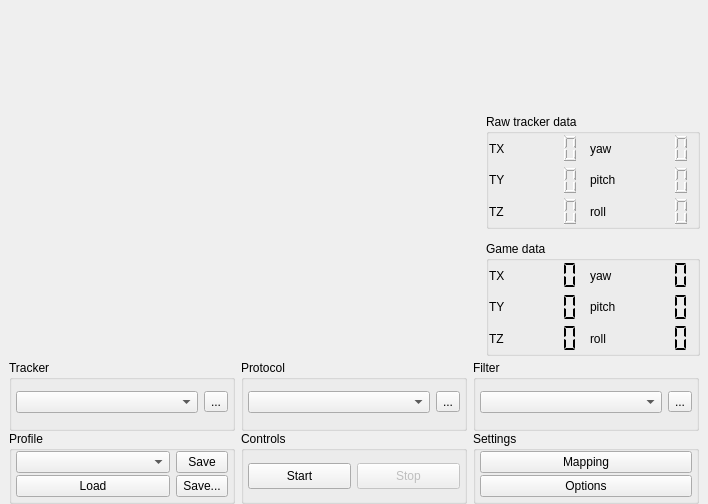
Old version of the form facetracknoir/main.ui in the repository opentrack/opentrack.
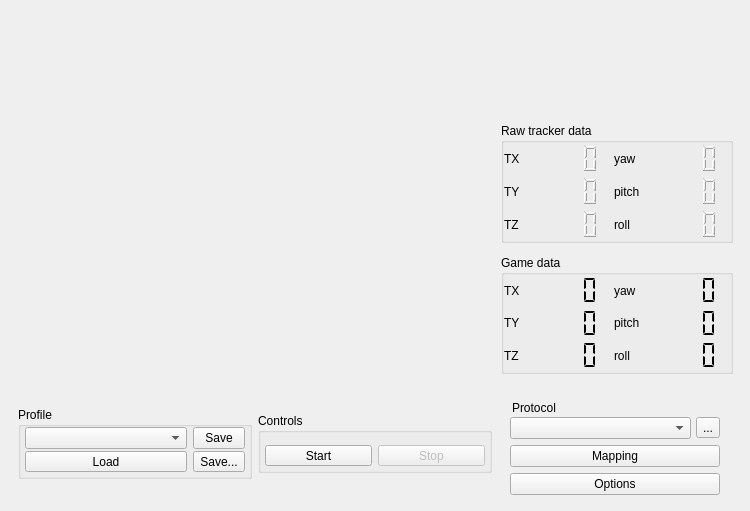
New version of the form. Icons and pictures are not drawn. Custom widgets are drawn as their Qt base class.

```diff
--- a/facetracknoir/main.ui
+++ b/facetracknoir/main.ui
@@ -7,8 +7,8 @@
    <rect>
     <x>0</x>
     <y>0</y>
-    <width>708</width>
-    <height>504</height>
+    <width>750</width>
+    <height>511</height>
    </rect>
   </property>
   <property name="windowIcon">
@@ -53,94 +53,7 @@
       <property name="lineWidth">
        <number>0</number>
       </property>
-      <layout class="QFormLayout" name="formLayout">
-       <property name="horizontalSpacing">
-        <number>0</number>
-       </property>
-       <property name="verticalSpacing">
-        <number>0</number>
-       </property>
-       <property name="leftMargin">
-        <number>0</number>
-       </property>
-       <property name="topMargin">
-        <number>0</number>
-       </property>
-       <property name="rightMargin">
-        <number>0</number>
-       </property>
-       <property name="bottomMargin">
-        <number>0</number>
-       </property>
-       <item row="0" column="0">
-        <widget class="QFrame" name="video_feed">
-         <property name="sizePolicy">
-          <sizepolicy hsizetype="Fixed" vsizetype="Fixed">
-           <horstretch>0</horstretch>
-           <verstretch>0</verstretch>
-          </sizepolicy>
-         </property>
-         <property name="minimumSize">
-          <size>
-           <width>480</width>
-           <height>360</height>
-          </size>
-         </property>
-         <property name="maximumSize">
-          <size>
-           <width>480</width>
-           <height>360</height>
-          </size>
-         </property>
-         <widget class="QFrame" name="video_frame">
-          <property name="geometry">
-           <rect>
-            <x>0</x>
-            <y>0</y>
-            <width>480</width>
-            <height>360</height>
-           </rect>
-          </property>
-          <property name="sizePolicy">
-           <sizepolicy hsizetype="MinimumExpanding" vsizetype="Preferred">
-            <horstretch>0</horstretch>
-            <verstretch>0</verstretch>
-           </sizepolicy>
-          </property>
-          <widget class="QLabel" name="video_frame_label">
-           <property name="geometry">
-            <rect>
-             <x>0</x>
-             <y>0</y>
-             <width>480</width>
-             <height>360</height>
-            </rect>
-           </property>
-           <property name="sizePolicy">
-            <sizepolicy hsizetype="Fixed" vsizetype="Fixed">
-             <horstretch>0</horstretch>
-             <verstretch>0</verstretch>
-            </sizepolicy>
-           </property>
-           <property name="minimumSize">
-            <size>
-             <width>480</width>
-             <height>360</height>
-            </size>
-           </property>
-           <property name="maximumSize">
-            <size>
-             <width>480</width>
-             <height>360</height>
-            </size>
-           </property>
-           <property name="text">
-            <string/>
-           </property>
-          </widget>
-         </widget>
-        </widget>
-       </item>
+      <layout class="QGridLayout" name="gridLayout">
        <item row="0" column="1">
         <widget class="QFrame" name="top_display">
          <property name="frameShape">
@@ -802,8 +715,83 @@
          </layout>
         </widget>
        </item>
+       <item row="0" column="0">
+        <widget class="QFrame" name="video_feed">
+         <property name="sizePolicy">
+          <sizepolicy hsizetype="Fixed" vsizetype="Fixed">
+           <horstretch>0</horstretch>
+           <verstretch>0</verstretch>
+          </sizepolicy>
+         </property>
+         <property name="minimumSize">
+          <size>
+           <width>480</width>
+           <height>360</height>
+          </size>
+         </property>
+         <property name="maximumSize">
+          <size>
+           <width>480</width>
+           <height>360</height>
+          </size>
+         </property>
+         <widget class="QFrame" name="video_frame">
+          <property name="geometry">
+           <rect>
+            <x>0</x>
+            <y>0</y>
+            <width>480</width>
+            <height>360</height>
+           </rect>
+          </property>
+          <property name="sizePolicy">
+           <sizepolicy hsizetype="MinimumExpanding" vsizetype="Preferred">
+            <horstretch>0</horstretch>
+            <verstretch>0</verstretch>
+           </sizepolicy>
+          </property>
+          <widget class="QLabel" name="video_frame_label">
+           <property name="geometry">
+            <rect>
+             <x>0</x>
+             <y>0</y>
+             <width>480</width>
+             <height>360</height>
+            </rect>
+           </property>
+           <property name="sizePolicy">
+            <sizepolicy hsizetype="Fixed" vsizetype="Fixed">
+             <horstretch>0</horstretch>
+             <verstretch>0</verstretch>
+            </sizepolicy>
+           </property>
+           <property name="minimumSize">
+            <size>
+             <width>480</width>
+             <height>360</height>
+            </size>
+           </property>
+           <property name="maximumSize">
+            <size>
+             <width>480</width>
+             <height>360</height>
+            </size>
+           </property>
+           <property name="text">
+            <string/>
+           </property>
+          </widget>
+         </widget>
+        </widget>
+       </item>
        <item row="1" column="0" colspan="2">
-        <widget class="QFrame" name="bottom_controls">
+        <widget class="QFrame" name="frame_2">
+         <property name="frameShape">
+          <enum>QFrame::NoFrame</enum>
+         </property>
+         <property name="frameShadow">
+          <enum>QFrame::Plain</enum>
+         </property>
          <layout class="QGridLayout" name="gridLayout_2">
           <property name="topMargin">
            <number>0</number>
@@ -811,14 +799,108 @@
           <property name="bottomMargin">
            <number>0</number>
           </property>
-          <property name="horizontalSpacing">
-           <number>6</number>
-          </property>
           <property name="verticalSpacing">
            <number>0</number>
           </property>
-          <item row="1" column="1">
+          <item row="0" column="0">
+           <widget class="QGroupBox" name="groupProfile">
+            <property name="sizePolicy">
+             <sizepolicy hsizetype="Preferred" vsizetype="Maximum">
+              <horstretch>0</horstretch>
+              <verstretch>0</verstretch>
+             </sizepolicy>
+            </property>
+            <property name="title">
+             <string>Profile</string>
+            </property>
+            <property name="flat">
+             <bool>true</bool>
+            </property>
+            <layout class="QGridLayout" name="gridLayout_7">
+             <property name="leftMargin">
+              <number>4</number>
+             </property>
+             <property name="topMargin">
+              <number>0</number>
+             </property>
+             <property name="rightMargin">
+              <number>4</number>
+             </property>
+             <property name="bottomMargin">
+              <number>4</number>
+             </property>
+             <property name="verticalSpacing">
+              <number>2</number>
+             </property>
+             <item row="1" column="1">
+              <widget class="QToolButton" name="btnSaveAs">
+               <property name="enabled">
+                <bool>true</bool>
+               </property>
+               <property name="sizePolicy">
+                <sizepolicy hsizetype="Maximum" vsizetype="Preferred">
+                 <horstretch>0</horstretch>
+                 <verstretch>0</verstretch>
+                </sizepolicy>
+               </property>
+               <property name="text">
+                <string>Save...</string>
+               </property>
+              </widget>
+             </item>
+             <item row="1" column="0">
+              <widget class="QToolButton" name="btnLoad">
+               <property name="sizePolicy">
+                <sizepolicy hsizetype="Preferred" vsizetype="Preferred">
+                 <horstretch>0</horstretch>
+                 <verstretch>0</verstretch>
+                </sizepolicy>
+               </property>
+               <property name="text">
+                <string>Load</string>
+               </property>
+              </widget>
+             </item>
+             <item row="0" column="0">
+              <widget class="QComboBox" name="iconcomboProfile">
+               <property name="sizePolicy">
+                <sizepolicy hsizetype="Preferred" vsizetype="Preferred">
+                 <horstretch>0</horstretch>
+                 <verstretch>0</verstretch>
+                </sizepolicy>
+               </property>
+               <property name="maxVisibleItems">
+                <number>10</number>
+               </property>
+              </widget>
+             </item>
+             <item row="0" column="1">
+              <widget class="QToolButton" name="btnSave">
+               <property name="enabled">
+                <bool>true</bool>
+               </property>
+               <property name="sizePolicy">
+                <sizepolicy hsizetype="Preferred" vsizetype="Preferred">
+                 <horstretch>0</horstretch>
+                 <verstretch>0</verstretch>
+                </sizepolicy>
+               </property>
+               <property name="text">
+                <string>Save</string>
+               </property>
+              </widget>
+             </item>
+            </layout>
+           </widget>
+          </item>
+          <item row="0" column="1">
            <widget class="QGroupBox" name="groupStartStop">
+            <property name="sizePolicy">
+             <sizepolicy hsizetype="Preferred" vsizetype="Maximum">
+              <horstretch>0</horstretch>
+              <verstretch>0</verstretch>
+             </sizepolicy>
+            </property>
             <property name="title">
              <string notr="true">Controls</string>
             </property>
@@ -836,7 +918,7 @@
               <number>4</number>
              </property>
              <property name="bottomMargin">
-              <number>12</number>
+              <number>4</number>
              </property>
              <item row="0" column="1">
               <widget class="QToolButton" name="btnStopTracker">
@@ -844,7 +926,7 @@
                 <bool>false</bool>
                </property>
                <property name="sizePolicy">
-                <sizepolicy hsizetype="Preferred" vsizetype="Minimum">
+                <sizepolicy hsizetype="Preferred" vsizetype="Preferred">
                  <horstretch>0</horstretch>
                  <verstretch>0</verstretch>
                 </sizepolicy>
@@ -857,7 +939,7 @@
              <item row="0" column="0">
               <widget class="QToolButton" name="btnStartTracker">
                <property name="sizePolicy">
-                <sizepolicy hsizetype="Preferred" vsizetype="Minimum">
+                <sizepolicy hsizetype="Preferred" vsizetype="Fixed">
                  <horstretch>0</horstretch>
                  <verstretch>0</verstretch>
                 </sizepolicy>
@@ -870,54 +952,68 @@
             </layout>
            </widget>
           </item>
-          <item row="1" column="2">
+          <item row="0" column="2">
            <widget class="QGroupBox" name="groupWindows">
+            <property name="styleSheet">
+             <string notr="true">QGroupBox { border: 0; }</string>
+            </property>
             <property name="title">
-             <string>Settings</string>
+             <string/>
             </property>
             <property name="flat">
              <bool>true</bool>
             </property>
-            <layout class="QGridLayout" name="gridLayout_6">
-             <property name="leftMargin">
-              <number>4</number>
-             </property>
-             <property name="topMargin">
-              <number>0</number>
-             </property>
-             <property name="rightMargin">
-              <number>4</number>
+            <layout class="QVBoxLayout" name="verticalLayout">
+             <property name="spacing">
+              <number>6</number>
              </property>
              <property name="bottomMargin">
               <number>4</number>
              </property>
-             <property name="verticalSpacing">
-              <number>2</number>
-             </property>
-             <item row="1" column="0">
-              <widget class="QPushButton" name="btnShortcuts">
-               <property name="sizePolicy">
-                <sizepolicy hsizetype="Preferred" vsizetype="Fixed">
-                 <horstretch>0</horstretch>
-                 <verstretch>0</verstretch>
-                </sizepolicy>
+             <item>
+              <widget class="QGroupBox" name="groupGameProtocol">
+               <property name="title">
+                <string>Protocol</string>
                </property>
-               <property name="text">
-                <string>Options</string>
+               <property name="flat">
+                <bool>false</bool>
                </property>
-               <property name="icon">
-                <iconset resource="ui-res.qrc">
-                 <normaloff>:/images/tools.png</normaloff>:/images/tools.png</iconset>
-               </property>
-               <property name="iconSize">
-                <size>
-                 <width>80</width>
-                 <height>24</height>
-                </size>
-               </property>
+               <layout class="QHBoxLayout" name="horizontalLayout">
+                <property name="spacing">
+                 <number>5</number>
+                </property>
+                <property name="leftMargin">
+                 <number>0</number>
+                </property>
+                <property name="topMargin">
+                 <number>18</number>
+                </property>
+                <property name="rightMargin">
+                 <number>0</number>
+                </property>
+                <property name="bottomMargin">
+                 <number>0</number>
+                </property>
+                <item>
+                 <widget class="QComboBox" name="iconcomboProtocol"/>
+                </item>
+                <item>
+                 <widget class="QToolButton" name="btnShowServerControls">
+                  <property name="enabled">
+                   <bool>true</bool>
+                  </property>
+                  <property name="text">
+                   <string>...</string>
+                  </property>
+                  <property name="flat" stdset="0">
+                   <bool>false</bool>
+                  </property>
+                 </widget>
+                </item>
+               </layout>
               </widget>
              </item>
-             <item row="0" column="0">
+             <item>
               <widget class="QPushButton" name="btnEditCurves">
                <property name="sizePolicy">
                 <sizepolicy hsizetype="Preferred" vsizetype="Fixed">
@@ -940,217 +1036,26 @@
                </property>
               </widget>
              </item>
-            </layout>
-           </widget>
-          </item>
-          <item row="0" column="2">
-           <widget class="QGroupBox" name="groupFilter">
-            <property name="title">
-             <string>Filter</string>
-            </property>
-            <property name="flat">
-             <bool>true</bool>
-            </property>
-            <layout class="QGridLayout" name="gridLayout_3">
-             <property name="leftMargin">
-              <number>4</number>
-             </property>
-             <property name="topMargin">
-              <number>0</number>
-             </property>
-             <property name="rightMargin">
-              <number>4</number>
-             </property>
-             <property name="bottomMargin">
-              <number>4</number>
-             </property>
-             <property name="verticalSpacing">
-              <number>2</number>
-             </property>
-             <item row="0" column="0">
-              <widget class="QComboBox" name="iconcomboFilter"/>
-             </item>
-             <item row="0" column="1">
-              <widget class="QToolButton" name="btnShowFilterControls">
-               <property name="enabled">
-                <bool>true</bool>
-               </property>
-               <property name="text">
-                <string>...</string>
-               </property>
-               <property name="flat" stdset="0">
-                <bool>false</bool>
-               </property>
-              </widget>
-             </item>
-            </layout>
-           </widget>
-          </item>
-          <item row="0" column="0">
-           <widget class="QGroupBox" name="groupTrackerSource">
-            <property name="title">
-             <string>Tracker</string>
-            </property>
-            <property name="flat">
-             <bool>true</bool>
-            </property>
-            <layout class="QGridLayout" name="gridLayout">
-             <property name="leftMargin">
-              <number>4</number>
-             </property>
-             <property name="topMargin">
-              <number>0</number>
-             </property>
-             <property name="rightMargin">
-              <number>4</number>
-             </property>
-             <property name="bottomMargin">
-              <number>4</number>
-             </property>
-             <property name="verticalSpacing">
-              <number>2</number>
-             </property>
-             <item row="0" column="0">
-              <widget class="QComboBox" name="iconcomboTrackerSource"/>
-             </item>
-             <item row="0" column="1">
-              <widget class="QToolButton" name="btnShowEngineControls">
-               <property name="enabled">
-                <bool>true</bool>
-               </property>
-               <property name="text">
-                <string>...</string>
-               </property>
-               <property name="flat" stdset="0">
-                <bool>false</bool>
-               </property>
-              </widget>
-             </item>
-            </layout>
-           </widget>
-          </item>
-          <item row="0" column="1">
-           <widget class="QGroupBox" name="groupGameProtocol">
-            <property name="title">
-             <string>Protocol</string>
-            </property>
-            <property name="flat">
-             <bool>true</bool>
-            </property>
-            <layout class="QGridLayout" name="gridLayout_4">
-             <property name="leftMargin">
-              <number>4</number>
-             </property>
-             <property name="topMargin">
-              <number>0</number>
-             </property>
-             <property name="rightMargin">
-              <number>4</number>
-             </property>
-             <property name="bottomMargin">
-              <number>4</number>
-             </property>
-             <property name="verticalSpacing">
-              <number>2</number>
-             </property>
-             <item row="0" column="1">
-              <widget class="QToolButton" name="btnShowServerControls">
-               <property name="enabled">
-                <bool>true</bool>
-               </property>
-               <property name="text">
-                <string>...</string>
-               </property>
-               <property name="flat" stdset="0">
-                <bool>false</bool>
-               </property>
-              </widget>
-             </item>
-             <item row="0" column="0">
-              <widget class="QComboBox" name="iconcomboProtocol"/>
-             </item>
-            </layout>
-           </widget>
-          </item>
-          <item row="1" column="0">
-           <widget class="QGroupBox" name="groupProfile">
-            <property name="title">
-             <string>Profile</string>
-            </property>
-            <property name="flat">
-             <bool>true</bool>
-            </property>
-            <layout class="QGridLayout" name="gridLayout_7">
-             <property name="leftMargin">
-              <number>4</number>
-             </property>
-             <property name="topMargin">
-              <number>0</number>
-             </property>
-             <property name="rightMargin">
-              <number>4</number>
-             </property>
-             <property name="bottomMargin">
-              <number>4</number>
-             </property>
-             <property name="verticalSpacing">
-              <number>2</number>
-             </property>
-             <item row="0" column="0">
-              <widget class="QComboBox" name="iconcomboProfile">
+             <item>
+              <widget class="QPushButton" name="btnShortcuts">
                <property name="sizePolicy">
-                <sizepolicy hsizetype="Preferred" vsizetype="Preferred">
+                <sizepolicy hsizetype="Preferred" vsizetype="Fixed">
                  <horstretch>0</horstretch>
                  <verstretch>0</verstretch>
                 </sizepolicy>
                </property>
-               <property name="maxVisibleItems">
-                <number>10</number>
-               </property>
-              </widget>
-             </item>
-             <item row="1" column="0">
-              <widget class="QToolButton" name="btnLoad">
-               <property name="sizePolicy">
-                <sizepolicy hsizetype="Preferred" vsizetype="Preferred">
-                 <horstretch>0</horstretch>
-                 <verstretch>0</verstretch>
-                </sizepolicy>
-               </property>
                <property name="text">
-                <string>Load</string>
+                <string>Options</string>
                </property>
-              </widget>
-             </item>
-             <item row="0" column="1">
-              <widget class="QToolButton" name="btnSave">
-               <property name="enabled">
-                <bool>true</bool>
+               <property name="icon">
+                <iconset resource="ui-res.qrc">
+                 <normaloff>:/images/tools.png</normaloff>:/images/tools.png</iconset>
                </property>
-               <property name="sizePolicy">
-                <sizepolicy hsizetype="Preferred" vsizetype="Preferred">
-                 <horstretch>0</horstretch>
-                 <verstretch>0</verstretch>
-                </sizepolicy>
-               </property>
-               <property name="text">
-                <string>Save</string>
-               </property>
-              </widget>
-             </item>
-             <item row="1" column="1">
-              <widget class="QToolButton" name="btnSaveAs">
-               <property name="enabled">
-                <bool>true</bool>
-               </property>
-               <property name="sizePolicy">
-                <sizepolicy hsizetype="Maximum" vsizetype="Preferred">
-                 <horstretch>0</horstretch>
-                 <verstretch>0</verstretch>
-                </sizepolicy>
-               </property>
-               <property name="text">
-                <string>Save...</string>
+               <property name="iconSize">
+                <size>
+                 <width>80</width>
+                 <height>24</height>
+                </size>
                </property>
               </widget>
              </item>
```
Left out of the diff: 4 changed lines with no effect on the pictures.
